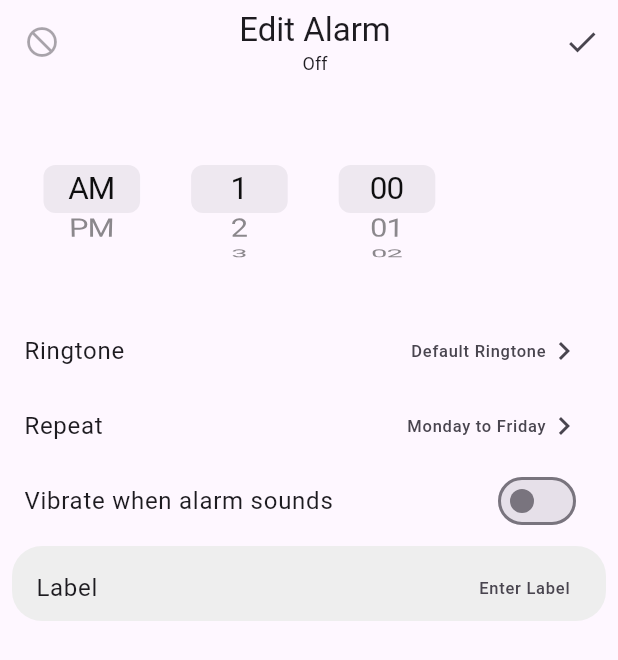
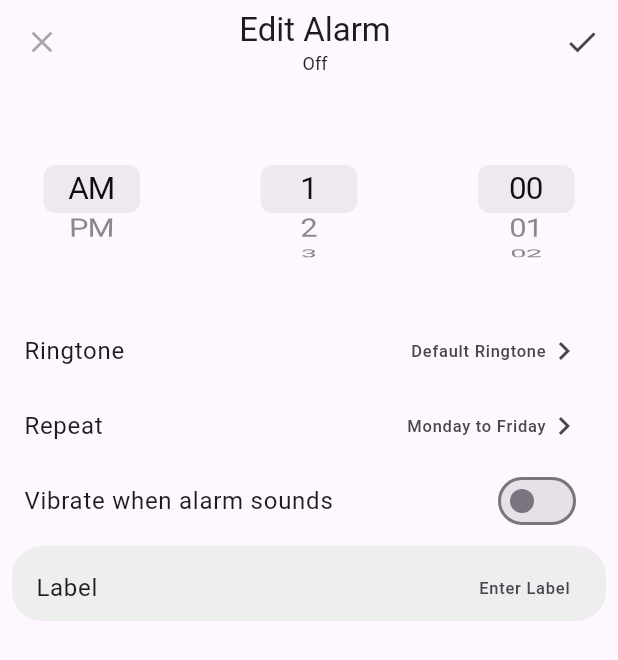
Before and after one commit to 20sw084/Clock, a Flutter app: the AdditionalSettingsScreen screen opened directly, on a phone screen of 412 x 824 dp. Shown: the top 660 px of the screen. Run offline on Flutter 3.47's test engine with Material 3 defaults, Android fonts, the phone set to English and light mode, and no system bars.

Commit message:
Some Changes with new Flutter version of 3.16.2 & implementation of an important DialogBox

```diff
--- a/lib/screens/additional_settings_screen.dart
+++ b/lib/screens/additional_settings_screen.dart
@@ -27,7 +27,7 @@ class _AdditionalSettingsScreenState extends State<AdditionalSettingsScreen> {
           ),
         ],
         leading: IconButton(
-          icon: Icon(Icons.not_interested_rounded),
+          icon: Icon(Icons.close),
           onPressed: null,
         ),
         title: Center(
@@ -50,6 +50,7 @@ class _AdditionalSettingsScreenState extends State<AdditionalSettingsScreen> {
           Padding(
             padding: const EdgeInsets.all(20.0),
             child: Row(
+              mainAxisAlignment: MainAxisAlignment.spaceBetween,
               children: [
                 // Scrollable buttons for AM/PM, Hours (01-12), Minutes (00-59)
                 ScrollButton(items: ['AM', 'PM'], title: 'AM/PM'),
@@ -73,7 +74,7 @@ class _AdditionalSettingsScreenState extends State<AdditionalSettingsScreen> {
             child: ListTile(
               title: Text("Ringtone"),
               trailing: Container(
-                width: MediaQuery.of(context).size.width * 0.3,
+                width: MediaQuery.of(context).size.width * 0.32,
                 child: Row(
                   mainAxisAlignment: MainAxisAlignment.end,
                   children: [
@@ -89,7 +90,7 @@ class _AdditionalSettingsScreenState extends State<AdditionalSettingsScreen> {
             child: ListTile(
               title: Text("Repeat"),
               trailing: Container(
-                width: MediaQuery.of(context).size.width * 0.3,
+                width: MediaQuery.of(context).size.width * 0.32,
                 child: Row(
                   mainAxisAlignment: MainAxisAlignment.end,
                   children: [
--- a/lib/scroll_button_screen.dart
+++ b/lib/scroll_button_screen.dart
@@ -37,7 +37,7 @@ class _ScrollButtonState extends State<ScrollButton> {
             },
             children: List<Widget>.generate(widget.items.length, (int index) {
               return Center(
-                child: Text(widget.items[index]),
+                child: Text(widget.items[index],),
               );
             }),
           ),
```
